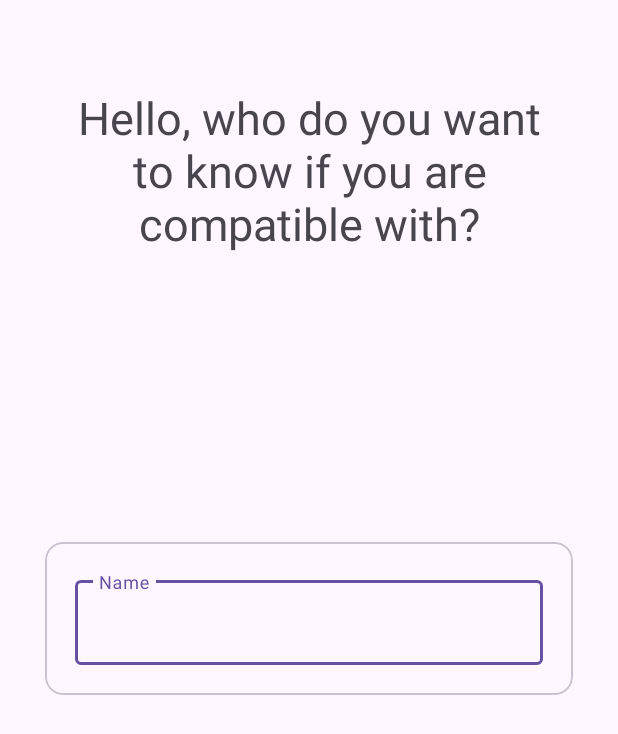
After one commit to alvarocotes/zodiacal, an Android app: the CompatibilityActivity screen opened directly, with no data from a screen before it, on a phone screen of 412 x 824 dp. The commit adds this screen. Shown: the top 734 px of the screen. Run offline under Robolectric (Android 15) with nearby library versions, the phone set to English and light mode, and no system bars.

Commit message:
se inicia el desarrollo del apartado de CompatibilityActivity

```diff
--- a/app/src/main/AndroidManifest.xml
+++ b/app/src/main/AndroidManifest.xml
@@ -12,6 +12,9 @@
         android:supportsRtl="true"
         android:theme="@style/Theme.Zodiacal_sign"
         tools:targetApi="31">
+        <activity
+            android:name=".view.compatibility.CompatibilityActivity"
+            android:exported="false" />
         <activity
             android:name=".view.getMySign.GetMySignActivity"
             android:exported="false" />
--- /dev/null
+++ b/app/src/main/java/com/example/zodiacal_sign/view/compatibility/CompatibilityActivity.kt
@@ -0,0 +1,25 @@
+package com.example.zodiacal_sign.view.compatibility
+
+import android.os.Bundle
+import androidx.activity.enableEdgeToEdge
+import androidx.appcompat.app.AppCompatActivity
+import androidx.core.view.ViewCompat
+import androidx.core.view.WindowInsetsCompat
+import com.example.zodiacal_sign.R
+import com.example.zodiacal_sign.databinding.ActivityCompatibilityBinding
+import com.example.zodiacal_sign.databinding.ActivityMenuBinding
+import java.util.zip.Inflater
+
+class CompatibilityActivity : AppCompatActivity() {
+    private lateinit var binding: ActivityCompatibilityBinding
+    override fun onCreate(savedInstanceState: Bundle?) {
+        super.onCreate(savedInstanceState)
+        enableEdgeToEdge()
+        binding = ActivityCompatibilityBinding.inflate(layoutInflater)
+        setContentView(binding.root)
+
+
+
+
+        }
+    }
--- a/app/src/main/java/com/example/zodiacal_sign/view/menu/MenuActivity.kt
+++ b/app/src/main/java/com/example/zodiacal_sign/view/menu/MenuActivity.kt
@@ -5,6 +5,7 @@ import android.os.Bundle
 import androidx.activity.enableEdgeToEdge
 import androidx.appcompat.app.AppCompatActivity
 import com.example.zodiacal_sign.databinding.ActivityMenuBinding
+import com.example.zodiacal_sign.view.compatibility.CompatibilityActivity
 import com.example.zodiacal_sign.view.getMySign.GetMySignActivity
 
 class MenuActivity : AppCompatActivity() {
@@ -21,12 +22,17 @@ class MenuActivity : AppCompatActivity() {
         binding.txtGreeting.text = saludo
         initListeners()
 
+
     }
 
     private fun initListeners() {
         binding.btnGetMySign.setOnClickListener {
             startActivity(Intent(this, GetMySignActivity::class.java))
         }
+
+        binding.btnCompatibility.setOnClickListener {
+            startActivity(Intent(this,CompatibilityActivity::class.java))
+        }
     }
 
 }
--- /dev/null
+++ b/app/src/main/res/layout/activity_compatibility.xml
@@ -0,0 +1,87 @@
+<?xml version="1.0" encoding="utf-8"?>
+<androidx.constraintlayout.widget.ConstraintLayout xmlns:android="http://schemas.android.com/apk/res/android"
+    xmlns:app="http://schemas.android.com/apk/res-auto"
+    xmlns:tools="http://schemas.android.com/tools"
+    android:id="@+id/main"
+    android:layout_width="match_parent"
+    android:layout_height="match_parent"
+    tools:context=".view.compatibility.CompatibilityActivity">
+
+
+    <com.google.android.material.textview.MaterialTextView
+        android:id="@+id/txt_compatibility"
+        android:layout_width="0dp"
+        android:layout_height="wrap_content"
+        android:text="@string/txt_compatibility"
+        android:textSize="30dp"
+        app:layout_constraintTop_toTopOf="parent"
+        android:layout_marginTop="58dp"
+        app:layout_constraintStart_toStartOf="parent"
+        app:layout_constraintEnd_toEndOf="parent"
+        android:layout_marginHorizontal="40dp"
+        android:textAlignment="center"/>
+
+    <com.google.android.material.card.MaterialCardView
+        android:id="@+id/card_view_person_1"
+        android:layout_width="0dp"
+        android:layout_height="wrap_content"
+        app:layout_constraintTop_toTopOf="parent"
+        app:layout_constraintStart_toStartOf="parent"
+        app:layout_constraintEnd_toEndOf="parent"
+        app:layout_constraintBottom_toBottomOf="parent"
+        android:layout_marginHorizontal="30dp"
+        >
+
+        <androidx.constraintlayout.widget.ConstraintLayout
+            android:layout_width="match_parent"
+            android:layout_height="match_parent"
+            android:padding="20dp"
+            >
+
+            <com.google.android.material.textfield.TextInputLayout
+                android:id="@+id/edt_name_person_1"
+                style="@style/Widget.MaterialComponents.TextInputLayout.OutlinedBox"
+                android:layout_width="0dp"
+                android:layout_height="wrap_content"
+                app:layout_constraintEnd_toEndOf="parent"
+                app:layout_constraintStart_toStartOf="parent"
+                app:layout_constraintTop_toTopOf="parent">
+
+                <com.google.android.material.textfield.TextInputEditText
+                    android:id="@+id/edt_day"
+                    android:layout_width="match_parent"
+                    android:layout_height="wrap_content"
+                    android:hint="Name" />
+
+            </com.google.android.material.textfield.TextInputLayout>
+
+
+
+
+        </androidx.constraintlayout.widget.ConstraintLayout>
+
+
+    </com.google.android.material.card.MaterialCardView>
+
+    <com.google.android.material.card.MaterialCardView
+        android:id="@+id/card_view_person_2"
+        android:layout_width="0dp"
+        android:layout_height="wrap_content"
+        app:layout_constraintTop_toBottomOf="@id/card_view_person_1"
+        app:layout_constraintStart_toStartOf="parent"
+        app:layout_constraintEnd_toEndOf="parent"
+        app:layout_constraintBottom_toBottomOf="parent"
+        >
+        <androidx.constraintlayout.widget.ConstraintLayout
+            android:layout_width="match_parent"
+            android:layout_height="match_parent">
+
+
+        </androidx.constraintlayout.widget.ConstraintLayout>
+
+
+    </com.google.android.material.card.MaterialCardView>
+
+
+
+</androidx.constraintlayout.widget.ConstraintLayout>
--- a/app/src/main/res/layout/activity_login2.xml
+++ b/app/src/main/res/layout/activity_login2.xml
@@ -5,7 +5,8 @@
     android:id="@+id/main"
     android:layout_width="match_parent"
     android:layout_height="match_parent"
-    tools:context=".view.login.LoginActivity">
+    tools:context=".view.login.LoginActivity"
+    >
 
 
     <TextView
@@ -25,7 +26,7 @@
     <com.google.android.material.textfield.TextInputLayout
         android:id="@+id/edt_Imput_Name"
         style="@style/Widget.MaterialComponents.TextInputLayout.OutlinedBox"
-        android:layout_width="match_parent"
+        android:layout_width="0dp"
         android:layout_height="wrap_content"
         android:layout_marginTop="50dp"
         android:hint="@string/txt_hint_input_name"
--- a/app/src/main/res/values/strings.xml
+++ b/app/src/main/res/values/strings.xml
@@ -4,6 +4,7 @@
     <string name="txt_presentation"> Hello! What you are name?</string>
     <string name="txt_btn_know_my_sign">Know my sign</string>
     <string name="txt_btn_compatibility">Get my compatibility</string>
+    <string name="txt_compatibility">Hello, who do you want to know if you are compatible with? </string>
     <string name="txt_hint_input_name">Name</string>
     <string name="txt_btn_get_my_sign">Get My Sign</string>
     <string name="txt_hint_month">Month*</string>
```
